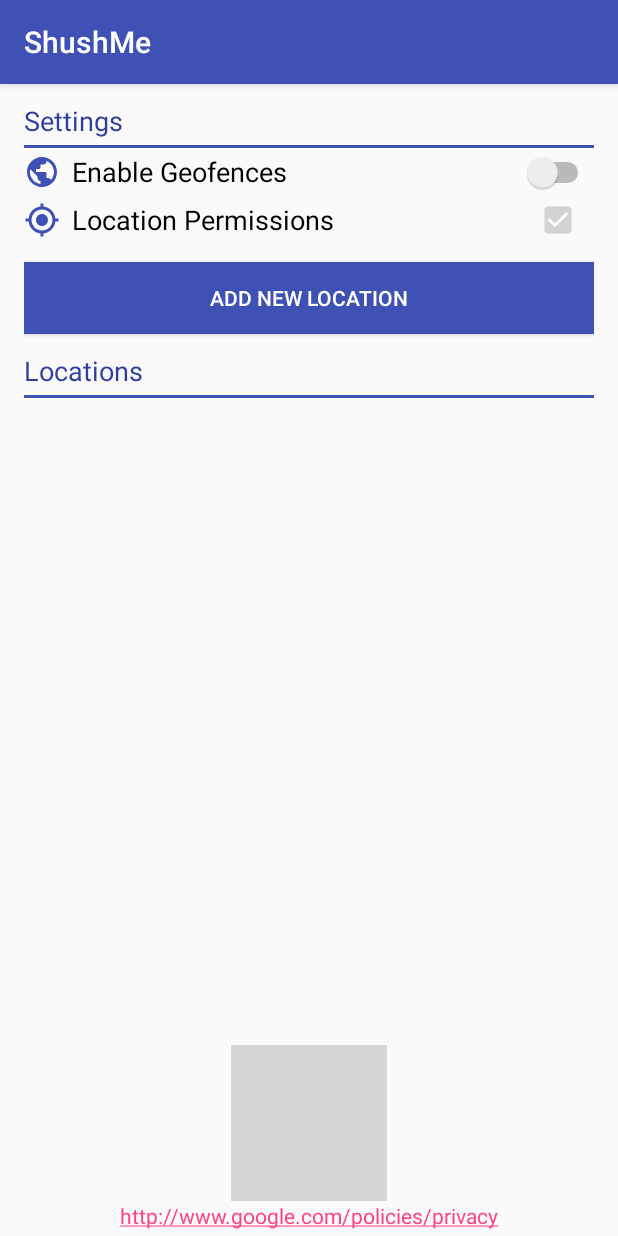
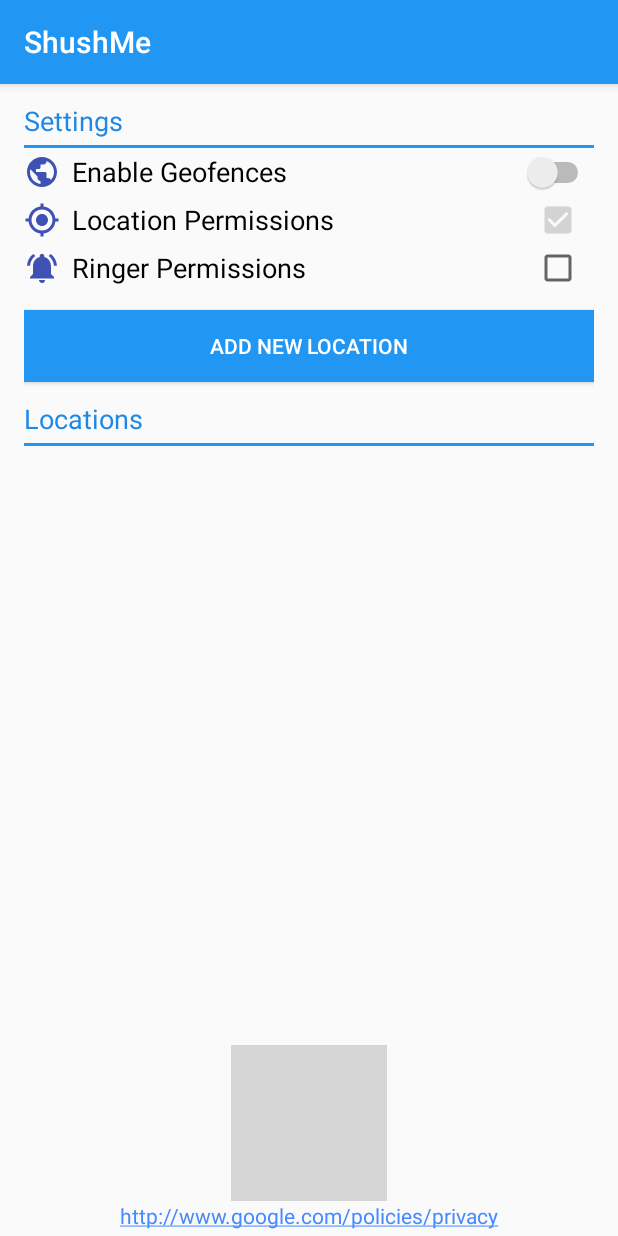
Before and after one commit to NashaSalsabila/LocationDetect, an Android app: the screen it shows after launch (MainActivity), on a phone screen of 412 x 824 dp. Run offline under Robolectric (Android 15) with nearby library versions, the phone set to English and light mode, and no system bars; 2 statements that could not run were skipped; grey boxes are pictures that could not be loaded.

```diff
--- a/app/src/main/java/com/example/android/shushme/MainActivity.java
+++ b/app/src/main/java/com/example/android/shushme/MainActivity.java
@@ -16,6 +16,7 @@ package com.example.android.shushme;
 * limitations under the License.
 */
 
+import android.app.NotificationManager;
 import android.content.ContentValues;
 import android.content.Intent;
 import android.content.SharedPreferences;
@@ -245,6 +246,22 @@ public class MainActivity extends AppCompatActivity implements
             locationPermissions.setChecked(true);
             locationPermissions.setEnabled(false);
         }
+
+        // Initialize ringer permissions checkbox
+        CheckBox ringerPermissions = (CheckBox) findViewById(R.id.ringer_permissions_checkbox);
+        NotificationManager nm = (NotificationManager) getSystemService(NOTIFICATION_SERVICE);
+        // Check if the API supports such permission change and check if permission is granted
+        if (android.os.Build.VERSION.SDK_INT >= 24 && !nm.isNotificationPolicyAccessGranted()) {
+            ringerPermissions.setChecked(false);
+        } else {
+            ringerPermissions.setChecked(true);
+            ringerPermissions.setEnabled(false);
+        }
+    }
+
+    public void onRingerPermissionsClicked(View view) {
+        Intent intent = new Intent(android.provider.Settings.ACTION_NOTIFICATION_POLICY_ACCESS_SETTINGS);
+        startActivity(intent);
     }
 
     public void onLocationPermissionClicked(View view) {
--- a/app/src/main/res/layout/activity_main.xml
+++ b/app/src/main/res/layout/activity_main.xml
@@ -95,6 +95,42 @@
             </RelativeLayout>
         </LinearLayout>
 
+        <LinearLayout
+            android:layout_width="match_parent"
+            android:layout_height="wrap_content"
+            android:orientation="horizontal">
+
+            <ImageView
+                android:layout_width="wrap_content"
+                android:layout_height="wrap_content"
+                android:paddingBottom="4dp"
+                android:paddingRight="8dp"
+                android:paddingTop="4dp"
+                android:src="@drawable/ic_notifications_active_primary_24dp" />
+
+            <TextView
+                android:layout_width="wrap_content"
+                android:layout_height="wrap_content"
+                android:layout_gravity="center"
+                android:text="@string/ringer_permissions"
+                android:textAppearance="@style/TextAppearance.AppCompat.Medium"
+                android:textColor="@android:color/black" />
+
+            <RelativeLayout
+                android:layout_width="match_parent"
+                android:layout_height="match_parent">
+
+                <CheckBox
+                    android:id="@+id/ringer_permissions_checkbox"
+                    android:layout_width="wrap_content"
+                    android:layout_height="wrap_content"
+                    android:layout_alignParentRight="true"
+                    android:layout_marginRight="8dp"
+                    android:onClick="onRingerPermissionsClicked" />
+
+            </RelativeLayout>
+        </LinearLayout>
+
 
         <Button
             android:layout_width="match_parent"
--- a/app/src/main/res/values/colors.xml
+++ b/app/src/main/res/values/colors.xml
@@ -1,6 +1,6 @@
 <?xml version="1.0" encoding="utf-8"?>
 <resources>
-    <color name="colorPrimary">#3F51B5</color>
-    <color name="colorPrimaryDark">#303F9F</color>
-    <color name="colorAccent">#FF4081</color>
+    <color name="colorPrimary">#2196F3</color>
+    <color name="colorPrimaryDark">#1E88E5</color>
+    <color name="colorAccent">#448AFF</color>
 </resources>
--- a/app/src/main/res/values/strings.xml
+++ b/app/src/main/res/values/strings.xml
@@ -9,4 +9,8 @@
     <string name="location_permissions">Location Permissions</string>
     <string name="enable_geofences">Enable Geofences</string>
     <string name="privacy">http://www.google.com/policies/privacy</string>
+    <string name="ringer_permissions">Ringer Permissions</string>
+    <string name="silent_mode_activated">Silent mode activated</string>
+    <string name="touch_to_relaunch">Touch to launch the app.</string>
+    <string name="back_to_normal">Back to normal</string>
 </resources>
```
Also changed, not shown: 122 other files.
